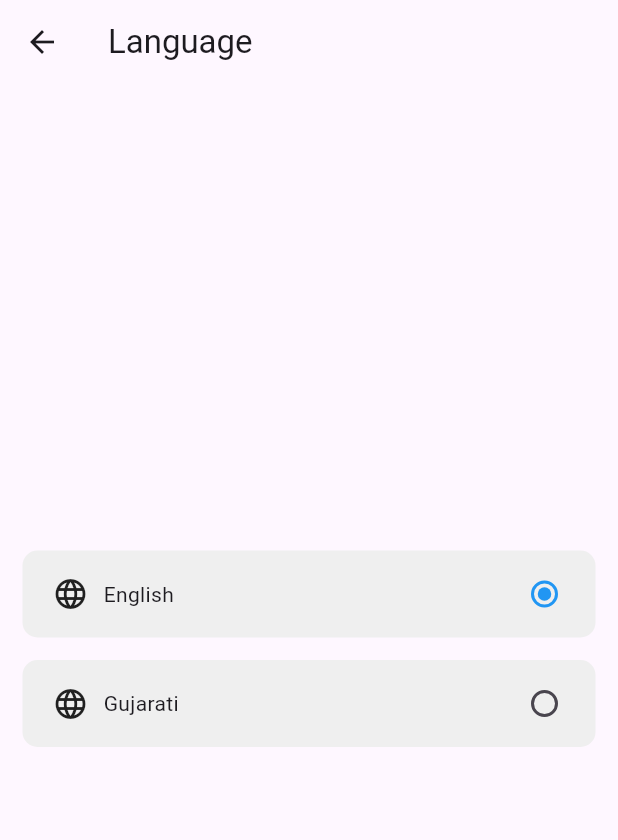
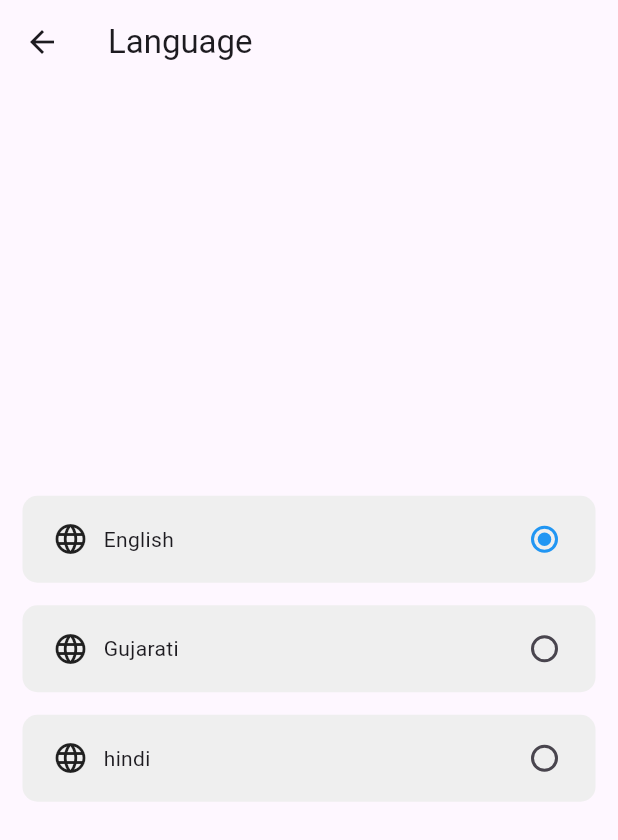
Before and after one commit to Jaydeep0604/getx_mvvm, a Flutter app: the LanguageScreen screen opened directly, after a tap on "English", on a phone screen of 412 x 824 dp. Shown: the top 840 px of the screen. Run offline on Flutter 3.47's test engine with Material 2 defaults, Android fonts, the phone set to English and light mode, and no system bars; our stand-ins replace fluttertoast, get, shared_preferences; missing offline and left inert: translator; accounts and stored records are empty; network calls fail.

Commit message:
add hindi language

```diff
--- a/lib/languages/localization.dart
+++ b/lib/languages/localization.dart
@@ -32,7 +32,7 @@ class _AppLocalizationDelegate extends LocalizationsDelegate<AppLocalization> {
 
   @override
   bool isSupported(Locale locale) {
-    return ['en', 'gu',].contains(locale.languageCode);
+    return ['en', 'gu','hi'].contains(locale.languageCode);
   }
 
   @override
--- a/lib/main.dart
+++ b/lib/main.dart
@@ -4,6 +4,7 @@ import 'package:get/get.dart';
 import 'package:getx_mvvm/languages/localization.dart';
 import 'package:getx_mvvm/resources/routes/routes.dart';
 import 'package:flutter_localizations/flutter_localizations.dart';
+import 'package:getx_mvvm/services/app_translator.dart';
 import 'package:getx_mvvm/view_models/controller/user_preferance_controller.dart';
 
 void main() async {
@@ -12,13 +13,10 @@ void main() async {
     DeviceOrientation.portraitUp,
     DeviceOrientation.portraitDown,
   ]);
-  runApp(MyApp(
-
-  ));
+  runApp(MyApp());
 }
 
 class MyApp extends StatefulWidget {
-
   MyApp({Key? key}) : super(key: key);
 
   static void setLocale(BuildContext context, Locale newLocale) {
@@ -36,13 +34,16 @@ class MyApp extends StatefulWidget {
 
 class _MyAppState extends State<MyApp> {
   Locale? _locale;
+  late AppTranslator appTranslator;
 
   @override
   void didChangeDependencies() {
     userPreferance.getLanguage().then((locale) {
-        setState(() {
-          _locale = Locale(locale!);
-        });
+      setState(() {
+        _locale = Locale(locale!);
+      });
+      appTranslator = AppTranslator(locale: _locale!);
+      print(appTranslator.locale);
       print("this is locale $locale");
     });
 
@@ -56,17 +57,23 @@ class _MyAppState extends State<MyApp> {
         _locale = Locale('en', "US");
       } else if (lang == 'gu') {
         _locale = Locale('gu', "IN");
+      } else if (lang == 'hi') {
+        _locale = Locale('hi', "IN");
       }
-      // translator = AppTranslator(locale: _locale!);
+      appTranslator = AppTranslator(locale: _locale!);
+      print("first else============================================");
     } else {
-      // translator = AppTranslator(locale: _locale!);
+      appTranslator = AppTranslator(locale: _locale!);
+      print("last else===============================================");
     }
   }
 
-  void setLocale(Locale locale) {
+  void setLocale(Locale locale) async {
     setState(() {
       _locale = locale;
     });
+    appTranslator = await AppTranslator(locale: _locale!);
+    print("${appTranslator.locale}========================================");
   }
 
   @override
@@ -88,6 +95,7 @@ class _MyAppState extends State<MyApp> {
       supportedLocales: [
         Locale('en', 'US'),
         Locale('gu', 'IN'),
+        Locale('hi', 'IN'),
       ],
       locale: _locale,
     );
--- a/lib/models/home/random_quote_model.dart
+++ b/lib/models/home/random_quote_model.dart
@@ -1,7 +1,11 @@
+import 'package:getx_mvvm/services/app_translator.dart';
+
 class RandomQuoteModel {
   String? author;
   String? quote;
 
+  Future<String> get getName async =>
+      await AppTranslator.instance.translate(quote!);
   RandomQuoteModel({this.author, this.quote});
 
   RandomQuoteModel.fromJson(Map<String, dynamic> json) {
--- a/lib/view/home/home_screen.dart
+++ b/lib/view/home/home_screen.dart
@@ -11,6 +11,7 @@ import 'package:getx_mvvm/view/login/language.dart';
 import 'package:getx_mvvm/view_models/controller/home_controller.dart';
 import 'package:getx_mvvm/view_models/controller/random_quote_controller.dart';
 import 'package:getx_mvvm/view_models/controller/user_preferance_controller.dart';
+import 'package:translator/translator.dart';
 
 class HomeScreen extends StatefulWidget {
   const HomeScreen({super.key});
@@ -23,7 +24,10 @@ class _HomeScreenState extends State<HomeScreen> {
   UserPreferance userPreferance = UserPreferance();
   final homeController = Get.put(HomeController());
   final randomQuoteController = Get.put(RandomQuoteController());
-  late Locale? locale;
+  final translator = GoogleTranslator();
+  String? data;
+
+  // late Locale? locale;
   void initState() {
     homeController.userListApi();
     randomQuoteController.fetchNextRandomQuote();
--- a/lib/view/login/language.dart
+++ b/lib/view/login/language.dart
@@ -117,7 +117,52 @@ class _LanguageScreenState extends State<LanguageScreen> {
                         if (language != null) {
                           MyApp.setLocale(context, _locale as Locale);
                         }
-                        })
+                      },
+                    ),
+                  ],
+                ),
+              ),
+            ),
+            SizedBox(
+              height: 15,
+            ),
+            GestureDetector(
+              onTap: () {
+                setState(() {
+                  _locale = Locale("hi");
+                });
+                MyApp.setLocale(context, _locale as Locale);
+              },
+              child: Container(
+                decoration: BoxDecoration(
+                  borderRadius: BorderRadius.circular(10),
+                  color: Color(0xffEFEFEF),
+                ),
+                padding: EdgeInsets.symmetric(horizontal: 10, vertical: 5),
+                child: Row(
+                  children: [
+                    Padding(
+                        padding: const EdgeInsets.symmetric(horizontal: 10),
+                        child: Icon(Icons.language)),
+                    Expanded(
+                      child: Text(
+                        "${AppLocalization.of(context)?.getTranslatedValue('hindi')}",
+                        // style: Theme.of(context).textTheme.bodyText1,
+                      ),
+                    ),
+                    Radio(
+                      activeColor: AppColors.blueColor,
+                      value: Locale("hi"),
+                      groupValue: _locale,
+                      onChanged: (language) async {
+                        setState(() {
+                          _locale = language as Locale;
+                        });
+                        if (language != null) {
+                          MyApp.setLocale(context, _locale as Locale);
+                        }
+                      },
+                    ),
                   ],
                 ),
               ),
--- a/pubspec.yaml
+++ b/pubspec.yaml
@@ -72,7 +72,7 @@ flutter:
     - assets/images/
     - assets/lang/en.json
     - assets/lang/gu.json
-    # - lib/languages/hi.json
+    - assets/lang/hi.json
 
   # An image asset can refer to one or more resolution-specific "variants", see
   # https://flutter.dev/assets-and-images/#resolution-aware
```
Also changed, not shown: assets/lang/hi.json (added, +16 -0 lines), lib/utils/app_extention.dart (added, +8 -0 lines), lib/view/login/login_screen.dart (+105 -17 lines). Lines whose indentation alone changed are shown as unchanged.
